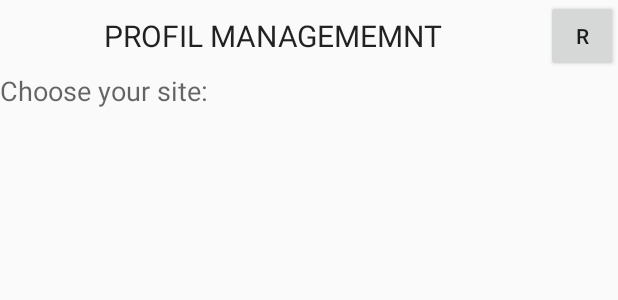
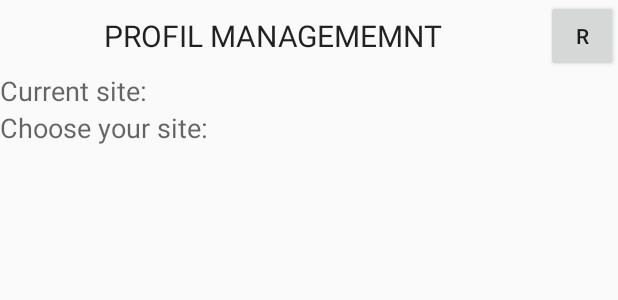
Before and after one commit to ASLoay/SopraSearch, an Android app: the layout manageprofilelayout.xml on its own in the app's theme, with its tools: preview values and no code run, on a phone screen of 412 x 824 dp. Shown: the top 300 px of the screen. Run offline under Robolectric (Android 15) with nearby library versions, the phone set to English and light mode, and no system bars.

```diff
--- a/app/src/main/java/com/app/ashmawy/soprasearch/Presenter/Presenter.java
+++ b/app/src/main/java/com/app/ashmawy/soprasearch/Presenter/Presenter.java
@@ -86,6 +86,7 @@ public class Presenter implements GUI_Listener, DB_Listener {
     @Override
     public void processIdSite(int id_site) {
         this.id_site = id_site;
+        GUI.setLocalSiteOfRef(id_site);
     }
 
     @Override
--- a/app/src/main/res/layout/manageprofilelayout.xml
+++ b/app/src/main/res/layout/manageprofilelayout.xml
@@ -1,6 +1,7 @@
 <?xml version="1.0" encoding="utf-8"?>
 <RelativeLayout xmlns:android="http://schemas.android.com/apk/res/android"
-    android:layout_width="match_parent" android:layout_height="match_parent" >
+    android:layout_width="match_parent"
+    android:layout_height="match_parent" >
 
     <TableLayout
         android:layout_width="wrap_content"
@@ -21,7 +22,8 @@
                 android:layout_column="0"
                 android:textSize="20sp"
                 android:layout_gravity="center"
-                android:text="@string/profile_management" />
+                android:text="@string/profile_management"
+                android:layout_span="2" />
 
             <Button
                 style="?android:attr/buttonStyleSmall"
@@ -30,7 +32,26 @@
                 android:text="R"
                 android:id="@+id/button_R"
                 android:onClick="changeSiteOfReference"
-                android:layout_column="4" />
+                android:layout_column="3" />
+        </TableRow>
+
+        <TableRow
+            android:layout_width="match_parent"
+            android:layout_height="match_parent">
+
+            <TextView
+                android:layout_width="wrap_content"
+                android:layout_height="wrap_content"
+                android:textAppearance="?android:attr/textAppearanceMedium"
+                android:text="@string/current_sites"
+                android:layout_column="0" />
+
+            <TextView
+                android:layout_width="wrap_content"
+                android:layout_height="wrap_content"
+                android:id="@+id/textCurrentSite"
+                android:layout_column="1" />
+
         </TableRow>
 
         <TableRow
@@ -56,9 +77,9 @@
                 android:id="@+id/listSites"
                 android:layout_column="0"
                 android:choiceMode="singleChoice"
-                android:layout_span="5"
-                android:fastScrollEnabled="true"
-                android:listSelector="@android:color/holo_blue_light" />
+                android:background="?android:attr/activatedBackgroundIndicator"
+                android:listSelector="@android:color/holo_blue_light"
+                android:layout_span="4" />
 
 
         </TableRow>
--- a/app/src/main/res/values/strings.xml
+++ b/app/src/main/res/values/strings.xml
@@ -31,4 +31,5 @@
     <string name="time_select_end">(end)</string>
     <string name="list_rooms">Available rooms:</string>
     <string name="list_sites">Choose your site:</string>
+    <string name="current_sites">Current site:</string>
 </resources>
```
Also changed, not shown: app/src/main/java/com/app/ashmawy/soprasearch/MainActivity.java (+11 -3 lines), app/src/main/res/layout/searchscreenlayout.xml (+6 -4 lines), 2 other files.
